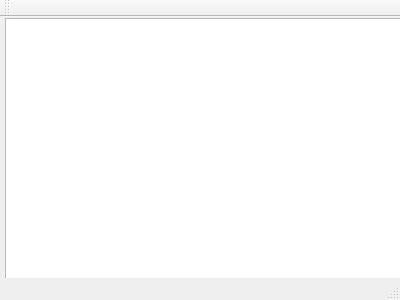
Above: mainwindow.ui from oneofthem999/Wholesale-Group-Project-CS-008 before the change. Below: the same form after it.
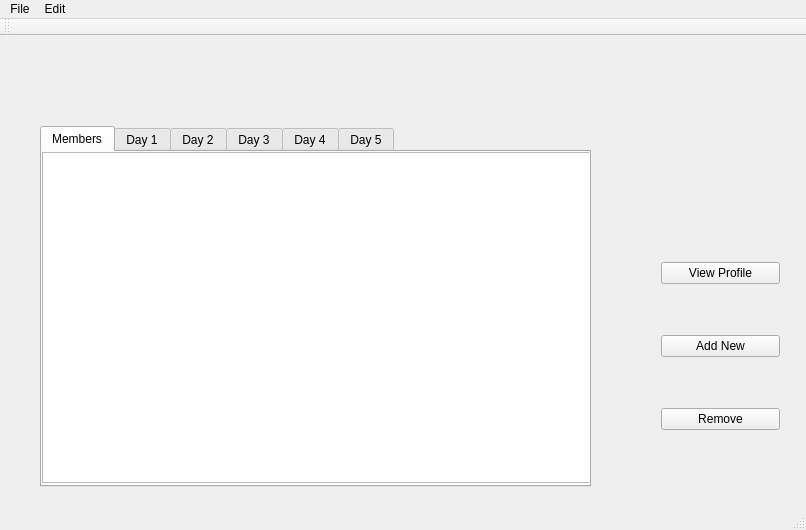
That is the form after the change.

Commit message: memberList reads from file, MainWindow displays members

What changed in the file:
```diff
--- a/mainwindow.ui
+++ b/mainwindow.ui
@@ -6,23 +6,109 @@
    <rect>
     <x>0</x>
     <y>0</y>
-    <width>400</width>
-    <height>300</height>
+    <width>806</width>
+    <height>530</height>
    </rect>
   </property>
   <property name="windowTitle">
    <string>MainWindow</string>
   </property>
   <widget class="QWidget" name="centralWidget">
-   <widget class="QTableWidget" name="tableWidget">
+   <widget class="QTabWidget" name="tabWidget">
     <property name="geometry">
      <rect>
-      <x>5</x>
-      <y>1</y>
-      <width>401</width>
-      <height>271</height>
+      <x>40</x>
+      <y>90</y>
+      <width>551</width>
+      <height>361</height>
      </rect>
     </property>
+    <property name="currentIndex">
+     <number>0</number>
+    </property>
+    <widget class="QWidget" name="tab">
+     <attribute name="title">
+      <string>Members</string>
+     </attribute>
+     <widget class="QTableWidget" name="tableWidget">
+      <property name="geometry">
+       <rect>
+        <x>0</x>
+        <y>0</y>
+        <width>551</width>
+        <height>331</height>
+       </rect>
+      </property>
+     </widget>
+    </widget>
+    <widget class="QWidget" name="tab_2">
+     <attribute name="title">
+      <string>Day 1</string>
+     </attribute>
+     <widget class="QTableWidget" name="tableWidget_2">
+      <property name="geometry">
+       <rect>
+        <x>0</x>
+        <y>0</y>
+        <width>551</width>
+        <height>331</height>
+       </rect>
+      </property>
+     </widget>
+    </widget>
+    <widget class="QWidget" name="tab_3">
+     <attribute name="title">
+      <string>Day 2</string>
+     </attribute>
+    </widget>
+    <widget class="QWidget" name="tab_4">
+     <attribute name="title">
+      <string>Day 3</string>
+     </attribute>
+    </widget>
+    <widget class="QWidget" name="tab_5">
+     <attribute name="title">
+      <string>Day 4</string>
+     </attribute>
+    </widget>
+    <widget class="QWidget" name="tab_6">
+     <attribute name="title">
+      <string>Day 5</string>
+     </attribute>
+    </widget>
+   </widget>
+   <widget class="QWidget" name="verticalLayoutWidget">
+    <property name="geometry">
+     <rect>
+      <x>650</x>
+      <y>170</y>
+      <width>141</width>
+      <height>281</height>
+     </rect>
+    </property>
+    <layout class="QVBoxLayout" name="verticalLayout">
+     <item>
+      <widget class="QPushButton" name="pushButton_2">
+       <property name="text">
+        <string>View Profile</string>
+       </property>
+      </widget>
+     </item>
+     <item>
+      <widget class="QPushButton" name="pushButton_3">
+       <property name="text">
+        <string>Add New</string>
+       </property>
+      </widget>
+     </item>
+     <item>
+      <widget class="QPushButton" name="pushButton">
+       <property name="text">
+        <string>Remove</string>
+       </property>
+      </widget>
+     </item>
+    </layout>
    </widget>
   </widget>
   <widget class="QMenuBar" name="menuBar">
@@ -30,10 +116,22 @@
     <rect>
      <x>0</x>
      <y>0</y>
-     <width>400</width>
+     <width>806</width>
      <height>22</height>
     </rect>
    </property>
+   <widget class="QMenu" name="menuName_h_Not_Found">
+    <property name="title">
+     <string>File</string>
+    </property>
+   </widget>
+   <widget class="QMenu" name="menuEdit">
+    <property name="title">
+     <string>Edit</string>
+    </property>
+   </widget>
+   <addaction name="menuName_h_Not_Found"/>
+   <addaction name="menuEdit"/>
   </widget>
   <widget class="QToolBar" name="mainToolBar">
    <attribute name="toolBarArea">
```
The commit also changes 13 other files.
